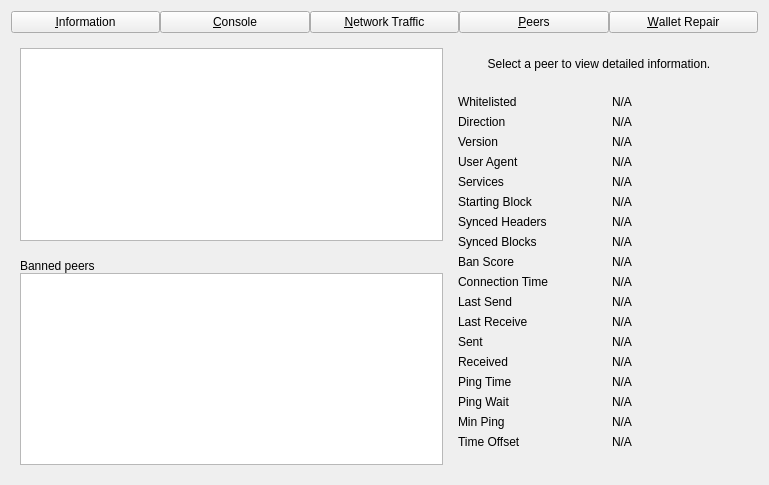
The window that src/qt/forms/debugwindow.ui (dashpay/dash) describes before a commit, drawn with Qt 5.
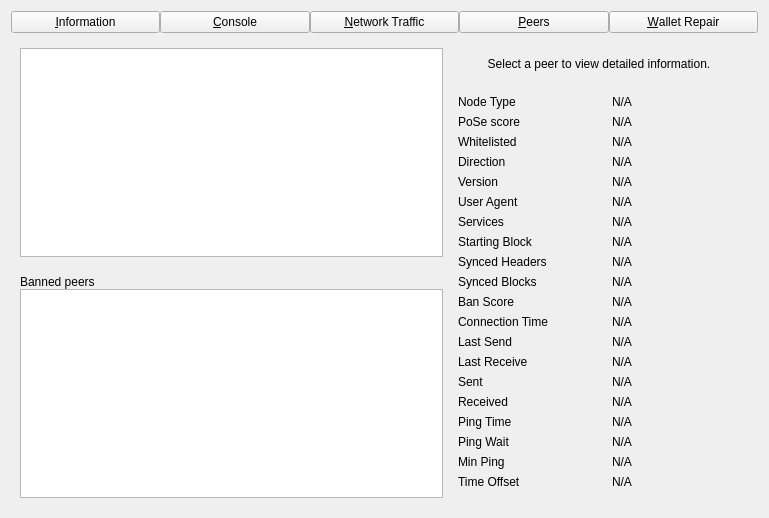
The same window after the commit. The open tabs and pages were chosen to show the change. Custom widgets are drawn as their Qt base class.

Commit message: Add masternode info to peer page

Patch:
```diff
--- a/src/qt/forms/debugwindow.ui
+++ b/src/qt/forms/debugwindow.ui
@@ -803,13 +803,59 @@
          </property>
          <layout class="QGridLayout" name="gridLayout_3">
           <item row="0" column="0">
+           <widget class="QLabel" name="label_50">
+            <property name="text">
+             <string>Node Type</string>
+            </property>
+           </widget>
+          </item>
+          <item row="0" column="2">
+           <widget class="QLabel" name="peerNodeType">
+            <property name="cursor">
+             <cursorShape>IBeamCursor</cursorShape>
+            </property>
+            <property name="text">
+             <string>N/A</string>
+            </property>
+            <property name="textFormat">
+             <enum>Qt::PlainText</enum>
+            </property>
+            <property name="textInteractionFlags">
+             <set>Qt::LinksAccessibleByMouse|Qt::TextSelectableByKeyboard|Qt::TextSelectableByMouse</set>
+            </property>
+           </widget>
+          </item>
+          <item row="1" column="0">
+           <widget class="QLabel" name="label_51">
+            <property name="text">
+             <string>PoSe score</string>
+            </property>
+           </widget>
+          </item>
+          <item row="1" column="2">
+           <widget class="QLabel" name="peerPoSeScore">
+            <property name="cursor">
+             <cursorShape>IBeamCursor</cursorShape>
+            </property>
+            <property name="text">
+             <string>N/A</string>
+            </property>
+            <property name="textFormat">
+             <enum>Qt::PlainText</enum>
+            </property>
+            <property name="textInteractionFlags">
+             <set>Qt::LinksAccessibleByMouse|Qt::TextSelectableByKeyboard|Qt::TextSelectableByMouse</set>
+            </property>
+           </widget>
+          </item>
+          <item row="2" column="0">
            <widget class="QLabel" name="label_30">
             <property name="text">
              <string>Whitelisted</string>
             </property>
            </widget>
           </item>
-          <item row="0" column="2">
+          <item row="2" column="2">
            <widget class="QLabel" name="peerWhitelisted">
             <property name="cursor">
              <cursorShape>IBeamCursor</cursorShape>
@@ -825,14 +871,14 @@
             </property>
            </widget>
           </item>
-          <item row="1" column="0">
+          <item row="3" column="0">
            <widget class="QLabel" name="label_23">
             <property name="text">
              <string>Direction</string>
             </property>
            </widget>
           </item>
-          <item row="1" column="2">
+          <item row="3" column="2">
            <widget class="QLabel" name="peerDirection">
             <property name="cursor">
              <cursorShape>IBeamCursor</cursorShape>
@@ -848,14 +894,14 @@
             </property>
            </widget>
           </item>
-          <item row="2" column="0">
+          <item row="4" column="0">
            <widget class="QLabel" name="label_21">
             <property name="text">
              <string>Version</string>
             </property>
            </widget>
           </item>
-          <item row="2" column="2">
+          <item row="4" column="2">
            <widget class="QLabel" name="peerVersion">
             <property name="cursor">
              <cursorShape>IBeamCursor</cursorShape>
@@ -871,14 +917,14 @@
             </property>
            </widget>
           </item>
-          <item row="3" column="0">
+          <item row="5" column="0">
            <widget class="QLabel" name="label_28">
             <property name="text">
              <string>User Agent</string>
             </property>
            </widget>
           </item>
-          <item row="3" column="2">
+          <item row="5" column="2">
            <widget class="QLabel" name="peerSubversion">
             <property name="cursor">
              <cursorShape>IBeamCursor</cursorShape>
@@ -894,14 +940,14 @@
             </property>
            </widget>
           </item>
-          <item row="4" column="0">
+          <item row="6" column="0">
            <widget class="QLabel" name="label_4">
             <property name="text">
              <string>Services</string>
             </property>
            </widget>
           </item>
-          <item row="4" column="2">
+          <item row="6" column="2">
            <widget class="QLabel" name="peerServices">
             <property name="cursor">
              <cursorShape>IBeamCursor</cursorShape>
@@ -917,14 +963,14 @@
             </property>
            </widget>
           </item>
-          <item row="5" column="0">
+          <item row="7" column="0">
            <widget class="QLabel" name="label_29">
             <property name="text">
              <string>Starting Block</string>
             </property>
            </widget>
           </item>
-          <item row="5" column="2">
+          <item row="7" column="2">
            <widget class="QLabel" name="peerHeight">
             <property name="cursor">
              <cursorShape>IBeamCursor</cursorShape>
@@ -940,14 +986,14 @@
             </property>
            </widget>
           </item>
-          <item row="6" column="0">
+          <item row="8" column="0">
            <widget class="QLabel" name="label_27">
             <property name="text">
              <string>Synced Headers</string>
             </property>
            </widget>
           </item>
-          <item row="6" column="2">
+          <item row="8" column="2">
            <widget class="QLabel" name="peerSyncHeight">
             <property name="cursor">
              <cursorShape>IBeamCursor</cursorShape>
@@ -963,14 +1009,14 @@
             </property>
            </widget>
           </item>
-          <item row="7" column="0">
+          <item row="9" column="0">
            <widget class="QLabel" name="label_25">
             <property name="text">
              <string>Synced Blocks</string>
             </property>
            </widget>
           </item>
-          <item row="7" column="2">
+          <item row="9" column="2">
            <widget class="QLabel" name="peerCommonHeight">
             <property name="cursor">
              <cursorShape>IBeamCursor</cursorShape>
@@ -986,14 +1032,14 @@
             </property>
            </widget>
           </item>
-          <item row="8" column="0">
+          <item row="10" column="0">
            <widget class="QLabel" name="label_24">
             <property name="text">
              <string>Ban Score</string>
             </property>
            </widget>
           </item>
-          <item row="8" column="2">
+          <item row="10" column="2">
            <widget class="QLabel" name="peerBanScore">
             <property name="cursor">
              <cursorShape>IBeamCursor</cursorShape>
@@ -1009,14 +1055,14 @@
             </property>
            </widget>
           </item>
-          <item row="9" column="0">
+          <item row="11" column="0">
            <widget class="QLabel" name="label_22">
             <property name="text">
              <string>Connection Time</string>
             </property>
            </widget>
           </item>
-          <item row="9" column="2">
+          <item row="11" column="2">
            <widget class="QLabel" name="peerConnTime">
             <property name="cursor">
              <cursorShape>IBeamCursor</cursorShape>
@@ -1032,14 +1078,14 @@
             </property>
            </widget>
           </item>
-          <item row="10" column="0">
+          <item row="12" column="0">
            <widget class="QLabel" name="label_15">
             <property name="text">
              <string>Last Send</string>
             </property>
            </widget>
           </item>
-          <item row="10" column="2">
+          <item row="12" column="2">
            <widget class="QLabel" name="peerLastSend">
             <property name="cursor">
              <cursorShape>IBeamCursor</cursorShape>
@@ -1055,14 +1101,14 @@
             </property>
            </widget>
           </item>
-          <item row="11" column="0">
+          <item row="13" column="0">
            <widget class="QLabel" name="label_19">
             <property name="text">
              <string>Last Receive</string>
             </property>
            </widget>
           </item>
-          <item row="11" column="2">
+          <item row="13" column="2">
            <widget class="QLabel" name="peerLastRecv">
             <property name="cursor">
              <cursorShape>IBeamCursor</cursorShape>
@@ -1078,14 +1124,14 @@
             </property>
            </widget>
           </item>
-          <item row="12" column="0">
+          <item row="14" column="0">
            <widget class="QLabel" name="label_18">
             <property name="text">
              <string>Sent</string>
             </property>
            </widget>
           </item>
-          <item row="12" column="2">
+          <item row="14" column="2">
            <widget class="QLabel" name="peerBytesSent">
             <property name="cursor">
              <cursorShape>IBeamCursor</cursorShape>
@@ -1101,14 +1147,14 @@
             </property>
            </widget>
           </item>
-          <item row="13" column="0">
+          <item row="15" column="0">
            <widget class="QLabel" name="label_20">
             <property name="text">
              <string>Received</string>
             </property>
            </widget>
           </item>
-          <item row="13" column="2">
+          <item row="15" column="2">
            <widget class="QLabel" name="peerBytesRecv">
             <property name="cursor">
              <cursorShape>IBeamCursor</cursorShape>
@@ -1124,14 +1170,14 @@
             </property>
            </widget>
           </item>
-          <item row="14" column="0">
+          <item row="16" column="0">
            <widget class="QLabel" name="label_26">
             <property name="text">
              <string>Ping Time</string>
             </property>
            </widget>
           </item>
-          <item row="14" column="2">
+          <item row="16" column="2">
            <widget class="QLabel" name="peerPingTime">
             <property name="cursor">
              <cursorShape>IBeamCursor</cursorShape>
@@ -1147,7 +1193,7 @@
             </property>
            </widget>
           </item>
-          <item row="15" column="0">
+          <item row="17" column="0">
            <widget class="QLabel" name="peerPingWaitLabel">
             <property name="toolTip">
              <string>The duration of a currently outstanding ping.</string>
@@ -1157,7 +1203,7 @@
             </property>
            </widget>
           </item>
-          <item row="15" column="2">
+          <item row="17" column="2">
            <widget class="QLabel" name="peerPingWait">
             <property name="cursor">
              <cursorShape>IBeamCursor</cursorShape>
@@ -1173,14 +1219,14 @@
             </property>
            </widget>
           </item>
-          <item row="16" column="0">
+          <item row="18" column="0">
            <widget class="QLabel" name="peerMinPingLabel">
             <property name="text">
              <string>Min Ping</string>
             </property>
            </widget>
           </item>
-          <item row="16" column="2">
+          <item row="18" column="2">
            <widget class="QLabel" name="peerMinPing">
             <property name="cursor">
              <cursorShape>IBeamCursor</cursorShape>
@@ -1196,14 +1242,14 @@
             </property>
            </widget>
           </item>
-          <item row="17" column="0">
+          <item row="19" column="0">
            <widget class="QLabel" name="label_timeoffset">
             <property name="text">
              <string>Time Offset</string>
             </property>
            </widget>
           </item>
-          <item row="17" column="2">
+          <item row="19" column="2">
            <widget class="QLabel" name="timeoffset">
             <property name="cursor">
              <cursorShape>IBeamCursor</cursorShape>
@@ -1219,7 +1265,7 @@
             </property>
            </widget>
           </item>
-          <item row="18" column="1">
+          <item row="20" column="1">
            <spacer name="verticalSpacer_3">
             <property name="orientation">
              <enum>Qt::Vertical</enum>
```
The commit also changes 1 other file.
